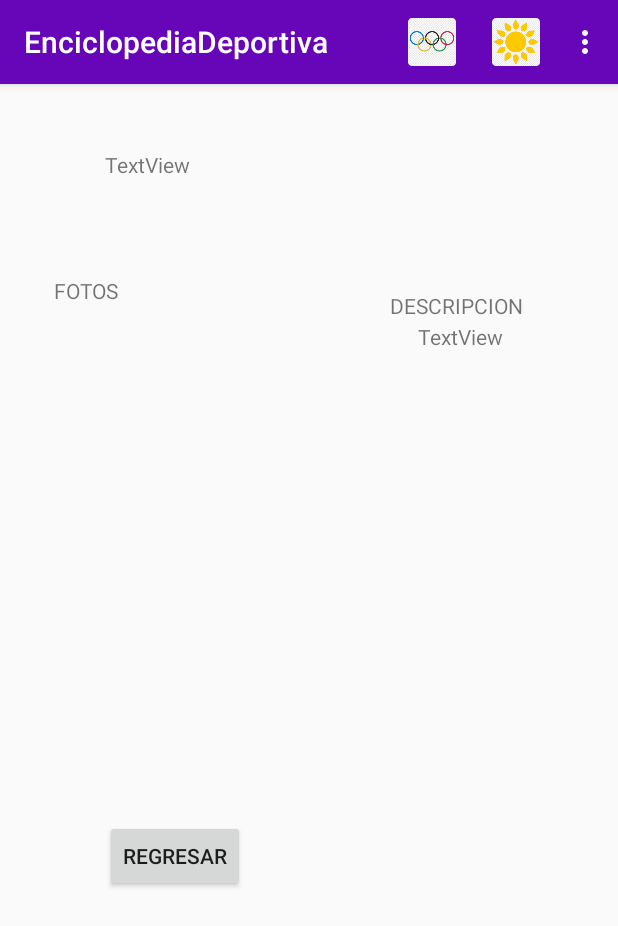
After one commit to Sergio1909/ProyectoIndividualEnciclopediaDeportiva, an Android app: the DetallesDeporteVerano screen opened directly, with no data from a screen before it, on a phone screen of 412 x 824 dp. The commit adds this screen. Shown: the top 926 px of the screen. Run offline under Robolectric (Android 15) with nearby library versions, the phone set to English and light mode, and no system bars; our stand-ins replace Firebase (no records; nobody signed in at launch, a user with empty details on screens opened directly).

Commit message:
vista deportes verano e invierno

```diff
--- a/app/src/main/AndroidManifest.xml
+++ b/app/src/main/AndroidManifest.xml
@@ -9,7 +9,9 @@
         android:roundIcon="@mipmap/ic_olympic_games_round"
         android:supportsRtl="true"
         android:theme="@style/AppTheme">
-        <activity android:name=".ListaDeportesVerano"></activity>
+        <activity android:name=".DetallesDeporteInvierno"></activity>
+        <activity android:name=".DetallesDeporteVerano" />
+        <activity android:name=".ListaDeportesVerano" />
         <activity android:name=".ListaDeportesInvierno" />
         <activity android:name=".RegistroActivity" />
         <activity android:name=".MainActivity">
--- /dev/null
+++ b/app/src/main/java/com/example/enciclopediadeportiva/DetallesDeporteVerano.java
@@ -0,0 +1,111 @@
+package com.example.enciclopediadeportiva;
+
+import androidx.annotation.NonNull;
+import androidx.appcompat.app.AppCompatActivity;
+
+import android.net.Uri;
+import android.os.Bundle;
+import android.view.Menu;
+import android.widget.ImageView;
+import android.widget.TextView;
+import android.widget.Toast;
+
+import com.bumptech.glide.Glide;
+import com.example.enciclopediadeportiva.Entidades.DeporteDto;
+import com.google.android.gms.tasks.OnSuccessListener;
+import com.google.firebase.database.DataSnapshot;
+import com.google.firebase.database.DatabaseError;
+import com.google.firebase.database.DatabaseReference;
+import com.google.firebase.database.FirebaseDatabase;
+import com.google.firebase.database.ValueEventListener;
+import com.google.firebase.storage.FirebaseStorage;
+import com.google.firebase.storage.StorageReference;
+
+public class DetallesDeporteVerano extends AppCompatActivity {
+
+
+
+    DeporteDto deporteDto = new DeporteDto();
+
+    @Override
+    protected void onCreate(Bundle savedInstanceState) {
+        super.onCreate(savedInstanceState);
+        setContentView(R.layout.activity_detalles_deporte_verano);
+
+        final DatabaseReference databaseReference = FirebaseDatabase.getInstance().getReference();
+        final StorageReference storageReference = FirebaseStorage.getInstance().getReference();
+        final String apikeyDeporte = getIntent().getStringExtra("nombreDeporte");
+
+        databaseReference.child("DEPORTE").child("VERANO").child(apikeyDeporte).addListenerForSingleValueEvent
+                (new ValueEventListener() {
+                    @Override
+                    public void onDataChange(@NonNull DataSnapshot dataSnapshot1) {
+                        if (dataSnapshot1.exists()) {
+
+                            DeporteDto deporteDto2 = dataSnapshot1.getValue(DeporteDto.class);
+                            deporteDto = deporteDto2;
+
+
+                            TextView nombre = findViewById(R.id.nombre_deporte); nombre.setText(deporteDto.getNombre());
+                            TextView descripcion = findViewById(R.id.descripcion); descripcion.setText(deporteDto.getDescripcion());
+                            publicarImagen(deporteDto.getFoto() + ".png", storageReference);
+                            publicarImagen2(deporteDto.getFoto1() + ".png", storageReference);
+                            publicarImagen3(deporteDto.getFoto2() + ".png", storageReference);
+
+
+
+
+
+                        }
+                    }
+
+                    @Override
+                    public void onCancelled(@NonNull DatabaseError databaseError) {
+                        Toast.makeText(DetallesDeporteVerano.this,"Error Base de Datos",Toast.LENGTH_LONG).show(); }
+                });
+
+
+    }
+
+    // Agregar Fotografía
+    public void publicarImagen (String photoName, StorageReference storageReference) {
+        storageReference.child("Images").child(photoName).getDownloadUrl().addOnSuccessListener(new OnSuccessListener<Uri>() {
+            @Override
+            public void onSuccess(Uri uri) {
+                Glide.with(getApplicationContext())
+                        .load(uri)
+                        .load(uri)
+                        .into((ImageView) findViewById(R.id.fotoDetalles)); }
+        }); }
+    // Agregar Fotografía1
+    public void publicarImagen2 (String photoName, StorageReference storageReference) {
+        storageReference.child("Images").child(photoName).getDownloadUrl().addOnSuccessListener(new OnSuccessListener<Uri>() {
+            @Override
+            public void onSuccess(Uri uri) {
+                Glide.with(getApplicationContext())
+                        .load(uri)
+                        .load(uri)
+                        .into((ImageView) findViewById(R.id.foto1)); }
+        }); }
+    // Agregar Fotografía2
+    public void publicarImagen3 (String photoName, StorageReference storageReference) {
+        storageReference.child("Images").child(photoName).getDownloadUrl().addOnSuccessListener(new OnSuccessListener<Uri>() {
+            @Override
+            public void onSuccess(Uri uri) {
+                Glide.with(getApplicationContext())
+                        .load(uri)
+                        .load(uri)
+                        .into((ImageView) findViewById(R.id.foto2)); }
+        }); }
+
+    @Override
+    public boolean onCreateOptionsMenu(Menu menu) {
+        getMenuInflater().inflate(R.menu.appbarusuario,menu);
+        // menu.findItem(R.id.nombreUsuario).setTitle(nombreLogueado);
+        return true;  }
+
+
+
+
+
+}
--- /dev/null
+++ b/app/src/main/res/layout/activity_detalles_deporte_verano.xml
@@ -0,0 +1,103 @@
+<?xml version="1.0" encoding="utf-8"?>
+<androidx.constraintlayout.widget.ConstraintLayout xmlns:android="http://schemas.android.com/apk/res/android"
+    xmlns:app="http://schemas.android.com/apk/res-auto"
+    xmlns:tools="http://schemas.android.com/tools"
+    android:layout_width="match_parent"
+    android:layout_height="wrap_content"
+    tools:context=".DetallesDeporteVerano">
+
+    <TextView
+        android:id="@+id/nombre_deporte"
+        android:layout_width="wrap_content"
+        android:layout_height="wrap_content"
+        android:layout_marginStart="52dp"
+        android:layout_marginTop="44dp"
+        android:text="TextView"
+        app:layout_constraintEnd_toStartOf="@+id/fotoDetalles"
+        app:layout_constraintHorizontal_bias="0.12"
+        app:layout_constraintStart_toStartOf="parent"
+        app:layout_constraintTop_toTopOf="parent" />
+
+    <ImageView
+        android:id="@+id/fotoDetalles"
+        android:layout_width="99dp"
+        android:layout_height="102dp"
+        android:layout_marginTop="16dp"
+        android:layout_marginEnd="52dp"
+        app:layout_constraintEnd_toEndOf="parent"
+        app:layout_constraintTop_toTopOf="parent"
+        tools:srcCompat="@tools:sample/avatars" />
+
+    <TextView
+        android:id="@+id/descripcion"
+        android:layout_width="178dp"
+        android:layout_height="380dp"
+        android:layout_marginStart="44dp"
+        android:layout_marginTop="1dp"
+        android:layout_marginEnd="24dp"
+        android:text="TextView"
+        android:textAlignment="center"
+        app:layout_constraintBottom_toBottomOf="parent"
+        app:layout_constraintEnd_toEndOf="parent"
+        app:layout_constraintHorizontal_bias="0.714"
+        app:layout_constraintStart_toEndOf="@+id/foto2"
+        app:layout_constraintTop_toBottomOf="@+id/textView9" />
+
+    <ImageView
+        android:id="@+id/foto1"
+        android:layout_width="185dp"
+        android:layout_height="140dp"
+        android:layout_marginStart="10dp"
+        android:layout_marginTop="124dp"
+        android:layout_marginEnd="53dp"
+        app:layout_constraintEnd_toStartOf="@+id/descripcion"
+        app:layout_constraintHorizontal_bias="0.0"
+        app:layout_constraintStart_toStartOf="parent"
+        app:layout_constraintTop_toBottomOf="@+id/nombre_deporte"
+        tools:srcCompat="@tools:sample/avatars" />
+
+    <ImageView
+        android:id="@+id/foto2"
+        android:layout_width="185dp"
+        android:layout_height="140dp"
+        android:layout_marginStart="8dp"
+        android:layout_marginTop="20dp"
+        app:layout_constraintStart_toStartOf="parent"
+        app:layout_constraintTop_toBottomOf="@+id/foto1"
+        tools:srcCompat="@tools:sample/avatars" />
+
+    <Button
+        android:id="@+id/buttonRegresar"
+        android:layout_width="wrap_content"
+        android:layout_height="wrap_content"
+        android:text="REGRESAR"
+        app:layout_constraintBottom_toBottomOf="parent"
+        app:layout_constraintEnd_toEndOf="parent"
+        app:layout_constraintHorizontal_bias="0.22"
+        app:layout_constraintStart_toStartOf="parent"
+        app:layout_constraintTop_toBottomOf="@+id/foto2"
+        app:layout_constraintVertical_bias="1.0" />
+
+    <TextView
+        android:id="@+id/textView8"
+        android:layout_width="wrap_content"
+        android:layout_height="wrap_content"
+        android:layout_marginStart="36dp"
+        android:layout_marginBottom="40dp"
+        android:text="FOTOS"
+        app:layout_constraintBottom_toTopOf="@+id/foto1"
+        app:layout_constraintStart_toStartOf="parent" />
+
+    <TextView
+        android:id="@+id/textView9"
+        android:layout_width="wrap_content"
+        android:layout_height="wrap_content"
+        android:layout_marginStart="20dp"
+        android:layout_marginTop="20dp"
+        android:text="DESCRIPCION "
+        app:layout_constraintEnd_toEndOf="parent"
+        app:layout_constraintHorizontal_bias="0.428"
+        app:layout_constraintStart_toEndOf="@+id/foto1"
+        app:layout_constraintTop_toBottomOf="@+id/fotoDetalles" />
+
+</androidx.constraintlayout.widget.ConstraintLayout>
--- a/app/src/main/res/layout/deporte_rv.xml
+++ b/app/src/main/res/layout/deporte_rv.xml
@@ -35,7 +35,7 @@
         app:layout_constraintVertical_bias="0.195" />
 
     <Button
-        android:id="@+id/button"
+        android:id="@+id/btnInfo"
         android:layout_width="wrap_content"
         android:layout_height="wrap_content"
         android:layout_marginStart="16dp"
@@ -47,7 +47,7 @@
         app:layout_constraintTop_toBottomOf="@+id/nombre_deporte" />
 
     <Button
-        android:id="@+id/button4"
+        android:id="@+id/btnSeguir"
         android:layout_width="wrap_content"
         android:layout_height="wrap_content"
         android:layout_marginTop="17dp"
@@ -57,7 +57,7 @@
         app:layout_constraintBottom_toBottomOf="parent"
         app:layout_constraintEnd_toStartOf="@+id/foto_deporte"
         app:layout_constraintHorizontal_bias="1.0"
-        app:layout_constraintStart_toEndOf="@+id/button"
+        app:layout_constraintStart_toEndOf="@+id/btnInfo"
         app:layout_constraintTop_toBottomOf="@+id/nombre_deporte"
         app:layout_constraintVertical_bias="0.0" />
 
--- a/app/src/main/res/menu/appbarusuario.xml
+++ b/app/src/main/res/menu/appbarusuario.xml
@@ -3,10 +3,18 @@
     xmlns:android="http://schemas.android.com/apk/res/android">
 
     <item
+        android:background="@android:color/transparent"
+        android:icon="@mipmap/ic_olympic_games_round"
         android:title="Item"
         app:showAsAction="ifRoom" />
     <item
-        android:icon="@mipmap/ic_olympic_games_foreground"
+        android:background="@android:color/transparent"
+        android:icon="@mipmap/ic_sol_round"
+        android:title="Item"
+        app:showAsAction="ifRoom" />
+    <item
+        android:background="@android:color/transparent"
+        android:icon="@mipmap/ic_copo_round"
         android:title="Item"
         app:showAsAction="ifRoom" />
     <item
--- a/app/src/main/res/values/colors.xml
+++ b/app/src/main/res/values/colors.xml
@@ -1,6 +1,6 @@
 <?xml version="1.0" encoding="utf-8"?>
 <resources>
-    <color name="colorPrimary">#6200EE</color>
+    <color name="colorPrimary">#6705B9</color>
     <color name="colorPrimaryDark">#3700B3</color>
     <color name="colorAccent">#03DAC5</color>
 </resources>
```
Also changed, not shown: app/src/main/java/com/example/enciclopediadeportiva/DetallesDeporteInvierno.java (added, +112 -0 lines), app/src/main/java/com/example/enciclopediadeportiva/Entidades/DeporteDto.java (+18 -0 lines), app/src/main/java/com/example/enciclopediadeportiva/ListaDeportesAdapter.java (+25 -9 lines), app/src/main/java/com/example/enciclopediadeportiva/ListaDeportesInvierno.java (+8 -1 lines), app/src/main/java/com/example/enciclopediadeportiva/ListaDeportesVerano.java (+7 -1 lines), app/src/main/res/layout/activity_detalles_deporte_invierno.xml (added, +103 -0 lines).
